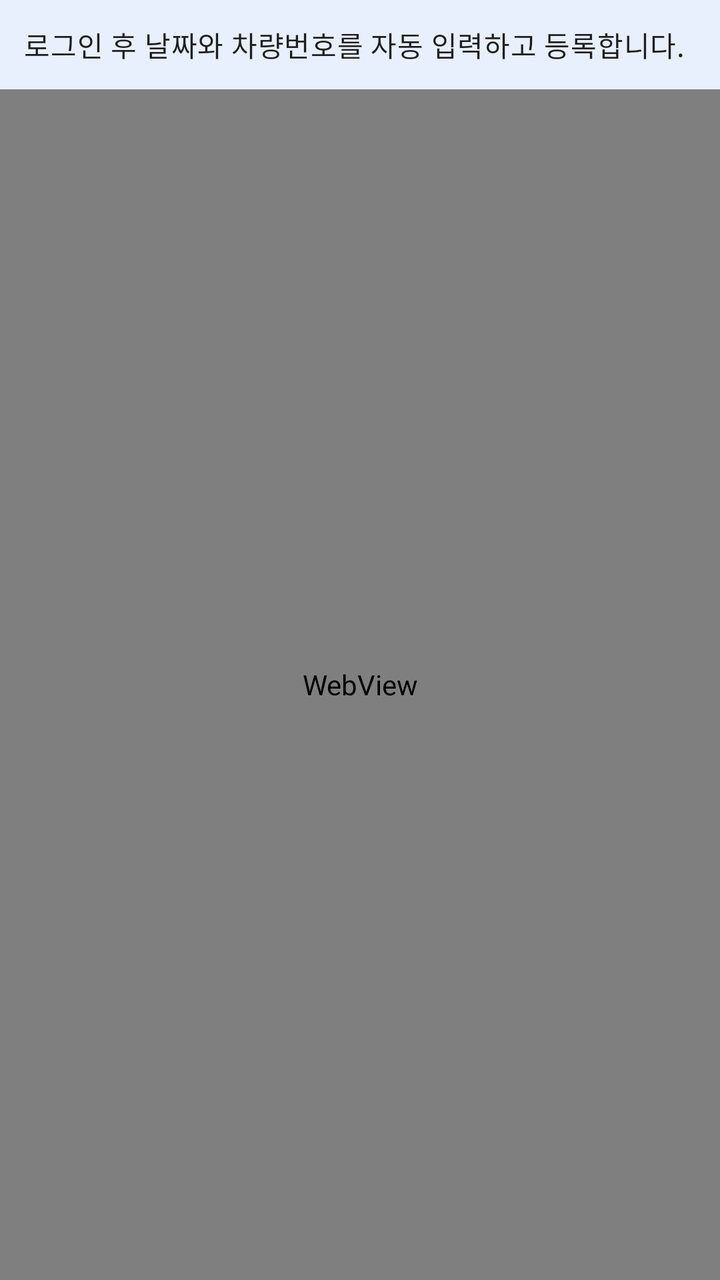
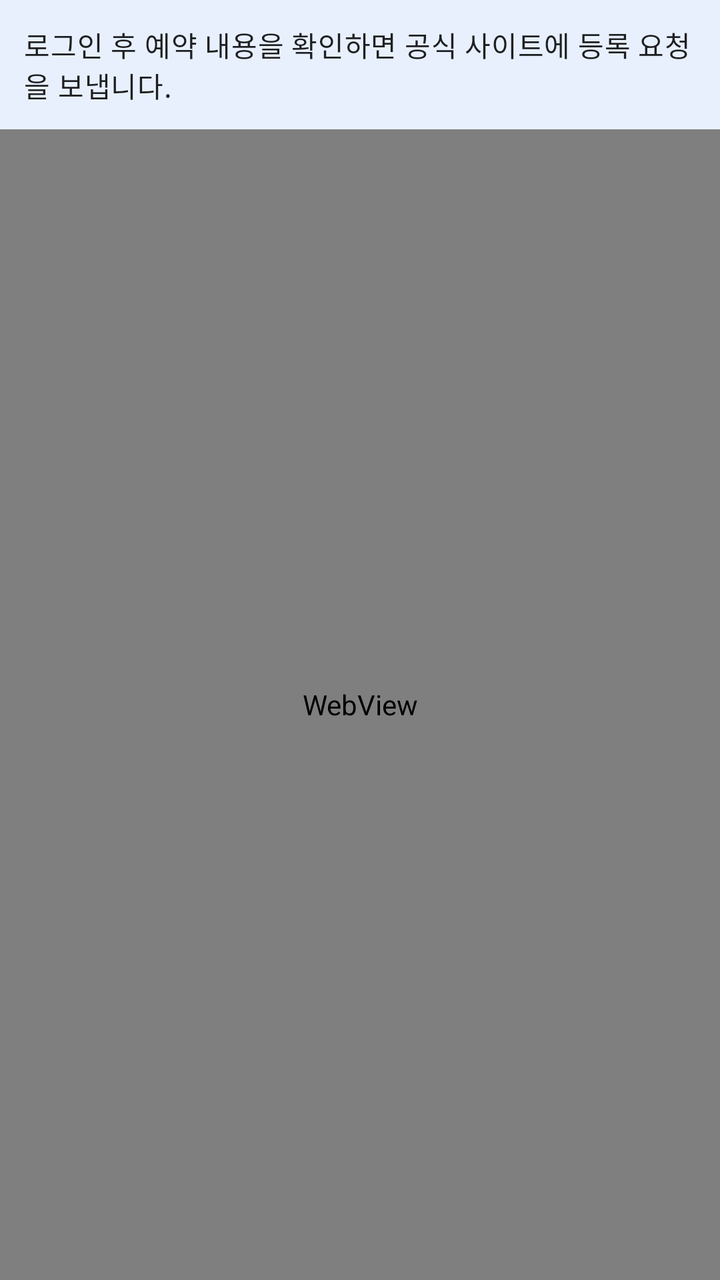

Before-and-after screenshots of an Android layout around one commit, followed by the original layout XML and the change that was made.
<!-- AndroidManifest.xml: application theme Theme.MyParking -->
<!-- res/layout/activity_reservation_web.xml -->
<?xml version="1.0" encoding="utf-8"?>
<LinearLayout xmlns:android="http://schemas.android.com/apk/res/android"
    android:layout_width="match_parent"
    android:layout_height="match_parent"
    android:orientation="vertical">

    <TextView
        android:layout_width="match_parent"
        android:layout_height="wrap_content"
        android:background="#E8F0FE"
        android:padding="12dp"
        android:text="로그인 후 날짜와 차량번호를 자동 입력하고 등록합니다."
        android:textAppearance="@style/TextAppearance.MaterialComponents.Body2" />

    <TextView
        android:id="@+id/automation_notice"
        android:layout_width="match_parent"
        android:layout_height="wrap_content"
        android:background="#E8F0FE"
        android:padding="12dp"
        android:text="등록 버튼을 눌렀습니다. 서버의 결과를 확인하세요."
        android:textAppearance="@style/TextAppearance.MaterialComponents.Body2"
        android:visibility="gone" />

    <WebView
        android:id="@+id/reservation_web_view"
        android:layout_width="match_parent"
        android:layout_height="0dp"
        android:layout_weight="1" />
</LinearLayout>
<!-- resources referenced by this layout -->
<resources>
  <style name="Theme.MyParking" parent="Theme.MaterialComponents.DayNight.DarkActionBar">
          
          <item name="colorPrimary">@color/purple_500</item>
          <item name="colorPrimaryVariant">@color/purple_700</item>
          <item name="colorOnPrimary">@color/white</item>
          
          <item name="colorSecondary">@color/teal_200</item>
          <item name="colorSecondaryVariant">@color/teal_700</item>
          <item name="colorOnSecondary">@color/black</item>
          
          <item name="android:statusBarColor">?attr/colorPrimaryVariant</item>
          
      </style>
  <color name="purple_500">#FF6200EE</color>
  <color name="purple_700">#FF3700B3</color>
  <color name="white">#FFFFFFFF</color>
  <color name="teal_200">#FF03DAC5</color>
  <color name="teal_700">#FF018786</color>
  <color name="black">#FF000000</color>
</resources>

<!-- the commit's change to res/layout/activity_reservation_web.xml (unified diff, before → after) -->
@@ -9,7 +9,7 @@
         android:layout_height="wrap_content"
         android:background="#E8F0FE"
         android:padding="12dp"
-        android:text="로그인 후 날짜와 차량번호를 자동 입력하고 등록합니다."
+        android:text="로그인 후 예약 내용을 확인하면 공식 사이트에 등록 요청을 보냅니다."
         android:textAppearance="@style/TextAppearance.MaterialComponents.Body2" />
 
     <TextView
@@ -18,7 +18,7 @@
         android:layout_height="wrap_content"
         android:background="#E8F0FE"
         android:padding="12dp"
-        android:text="등록 버튼을 눌렀습니다. 서버의 결과를 확인하세요."
+        android:text="서버 응답을 확인하고 있습니다."
         android:textAppearance="@style/TextAppearance.MaterialComponents.Body2"
         android:visibility="gone" />
 
